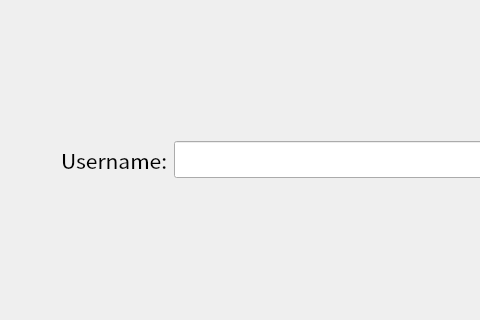
Old version of the form ui_files/Login.ui in the repository raphaeleg/COMP3278_G12; both pictures show x 0 to 480 and y 277 to 597 of the 1024 by 768 pixel window.
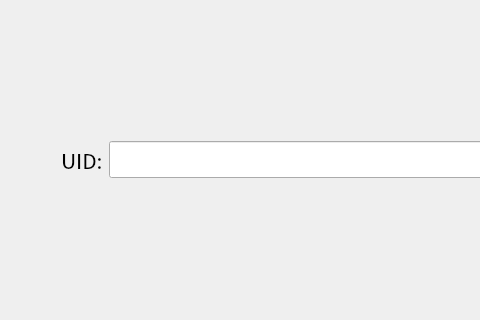
New version of the form.

Diff of the .ui file:
```diff
--- a/ui_files/Login.ui
+++ b/ui_files/Login.ui
@@ -71,7 +71,7 @@
           </font>
          </property>
          <property name="text">
-          <string>Username:</string>
+          <string>UID:</string>
          </property>
          <property name="margin">
           <number>10</number>
```
